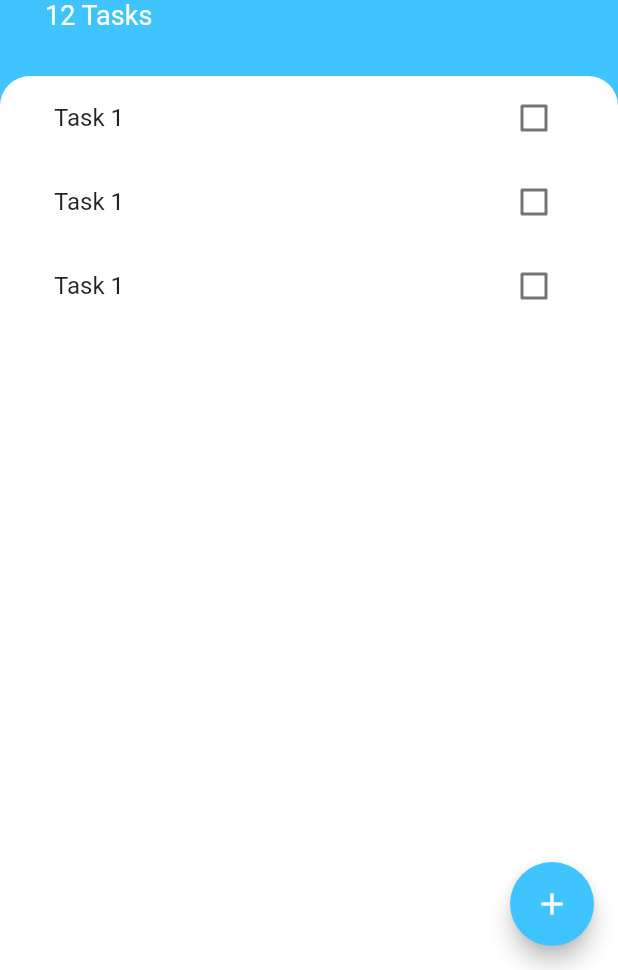
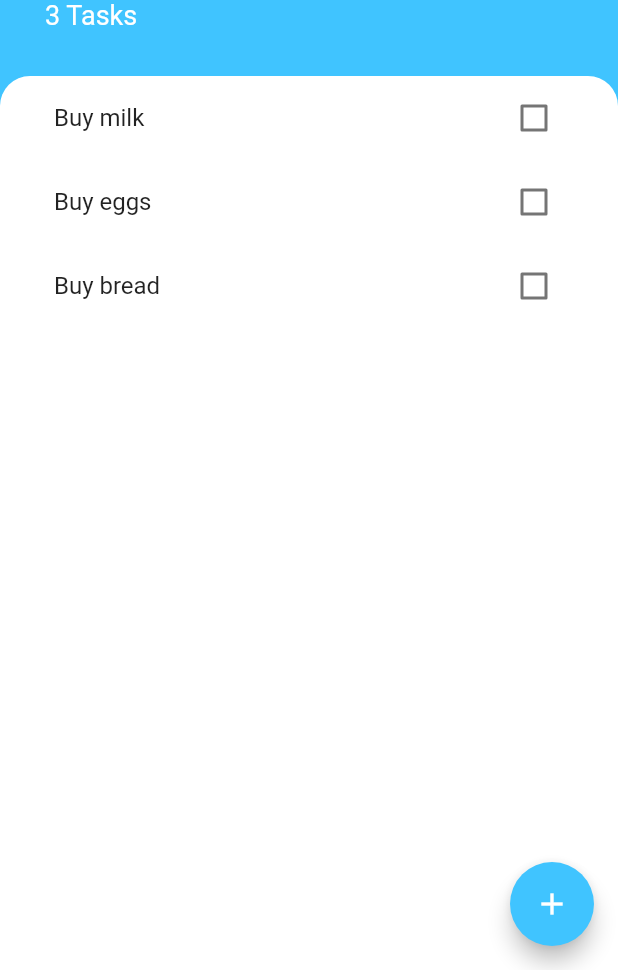
Before and after one commit to prsheth/saydo, a Flutter app: the screen it shows after launch, on a phone screen of 412 x 824 dp, the part 266-1236 px from its top. Run offline on Flutter 3.47's test engine with Material 2 defaults, Android fonts, the phone set to English and light mode, and no system bars.

Commit message:
Lifted state so that it can be passed downstream to other children components and sent data upstream through the component tree to better handle state data

```diff
--- a/lib/models/task.dart
+++ b/lib/models/task.dart
@@ -5,7 +5,7 @@ class Task {
   //Default property to false as tasks are not done
   Task({this.name, this.isComplete = false});
 
-  bool toggleComplete() {
-    return !isComplete;
+  void toggleComplete() {
+    isComplete = !isComplete;
   }
 }
--- a/lib/screens/tasks_screen.dart
+++ b/lib/screens/tasks_screen.dart
@@ -2,10 +2,25 @@ import 'package:flutter/material.dart';
 import 'package:saydo/constants.dart';
 import 'package:saydo/widgets/tasks_list.dart';
 import 'add_task_screen.dart';
+import 'package:saydo/models/task.dart';
 
-class TasksScreen extends StatelessWidget {
+class TasksScreen extends StatefulWidget {
+  @override
+  _TasksScreenState createState() => _TasksScreenState();
+}
+
+class _TasksScreenState extends State<TasksScreen> {
+  List<Task> tasks = [
+    Task(name: 'Buy milk'),
+    Task(name: 'Buy eggs'),
+    Task(name: 'Buy bread')
+  ];
   Widget buildBottomSheet(BuildContext context) {
-    return AddTaskScreen();
+    return AddTaskScreen((newTaskTitle) {
+      setState(() {
+        tasks.add(Task(name: newTaskTitle));
+      });
+    });
   }
 
   @override
@@ -50,7 +65,7 @@ class TasksScreen extends StatelessWidget {
                   style: kHeaderTextStyle,
                 ),
                 Text(
-                  '12 Tasks ',
+                  '${tasks.length} Tasks ',
                   style: KSubHeaderTextStyle,
                 ),
               ],
@@ -60,7 +75,7 @@ class TasksScreen extends StatelessWidget {
             child: Container(
               padding: EdgeInsets.symmetric(horizontal: 20.0),
               decoration: kTasksScreenBox,
-              child: TasksList(),
+              child: TasksList(tasks: tasks),
             ),
           )
         ],
--- a/lib/widgets/task_tile.dart
+++ b/lib/widgets/task_tile.dart
@@ -1,46 +1,24 @@
 import 'dart:developer';
-
 import 'package:flutter/material.dart';
 
-class TaskTile extends StatefulWidget {
-  @override
-  _TaskTileState createState() => _TaskTileState();
-}
+class TaskTile extends StatelessWidget {
+  final bool isChecked;
+  final String taskTitle;
+  final Function checkboxCallback;
 
-class _TaskTileState extends State<TaskTile> {
-  bool isChecked = false;
-
-  void checkboxCallback(bool currentState) {
-    setState(() {
-      isChecked = currentState;
-    });
-  }
-
-  @override
-  Widget build(BuildContext context) {
-    return TaskCheckbox(isChecked, checkboxCallback);
-  }
-}
-
-class TaskCheckbox extends StatelessWidget {
-  final bool checkboxState;
-  final Function toggleCheckbox;
-  //Constructor for this stateless widget needs to have a state passed
-  TaskCheckbox(this.checkboxState, this.toggleCheckbox);
+  TaskTile({this.isChecked, this.taskTitle, this.checkboxCallback});
 
   @override
   Widget build(BuildContext context) {
     return CheckboxListTile(
       title: Text(
-        'Task 1',
+        taskTitle,
         style: TextStyle(
-          decoration: checkboxState ? TextDecoration.lineThrough : null,
+          decoration: isChecked ? TextDecoration.lineThrough : null,
         ),
       ),
-      value: checkboxState,
-      onChanged: (newValue) {
-        toggleCheckbox(newValue);
-      },
+      value: isChecked,
+      onChanged: checkboxCallback,
     );
   }
 }
--- a/lib/widgets/tasks_list.dart
+++ b/lib/widgets/tasks_list.dart
@@ -1,27 +1,32 @@
 import 'package:flutter/material.dart';
+import 'task_tile.dart';
 import 'package:saydo/models/task.dart';
-import 'task_tile.dart';
 
 class TasksList extends StatefulWidget {
+  final List<Task> tasks;
+
+  TasksList({this.tasks});
+
   @override
   _TasksListState createState() => _TasksListState();
 }
 
 class _TasksListState extends State<TasksList> {
-  List<Task> tasks = [
-    Task(name: 'Buy milk'),
-    Task(name: 'Buy eggs'),
-    Task(name: 'Buy bread')
-  ];
-
   @override
   Widget build(BuildContext context) {
-    return ListView(
-      children: <Widget>[
-        TaskTile(),
-        TaskTile(),
-        TaskTile(),
-      ],
+    return ListView.builder(
+      itemBuilder: (context, index) {
+        return TaskTile(
+            taskTitle: widget.tasks[index]
+                .name, //Widget refers to the stateful widget which gets the property form up stream
+            isChecked: widget.tasks[index].isComplete,
+            checkboxCallback: (bool checkboxState) {
+              setState(() {
+                widget.tasks[index].toggleComplete();
+              });
+            });
+      },
+      itemCount: widget.tasks.length, //SETS THE UPPER BOUND FOR THE LIST VIEW
     );
   }
 }
```
Also changed, not shown: lib/screens/add_task_screen.dart (+12 -1 lines).
